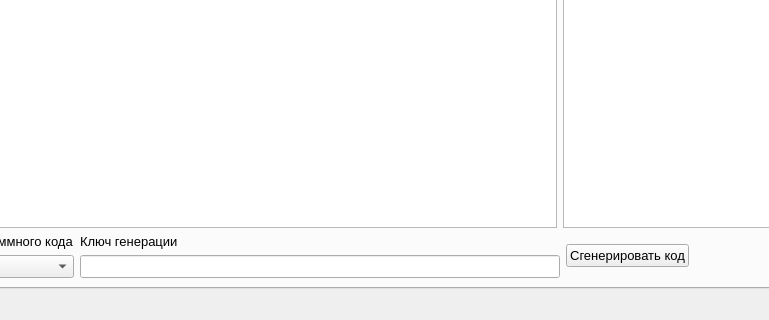
Above: mainwindow.ui from Nemilad/Fusion_Simulator before the change; both pictures show x 171 to 940 and y 401 to 721 of the 1462 by 721 pixel window. Below: the same form after it.
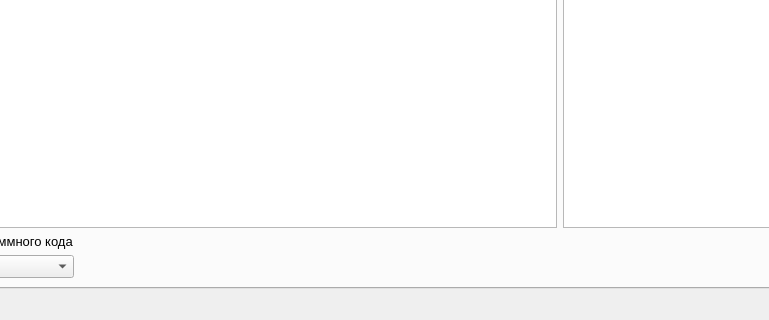
That is the form after the change. The open tabs and pages were chosen to show the change.

The edit to the form file:
```diff
--- a/mainwindow.ui
+++ b/mainwindow.ui
@@ -1348,25 +1348,7 @@
            </layout>
           </item>
           <item>
-           <layout class="QVBoxLayout" name="verticalLayout_5">
-            <item>
-             <widget class="QLabel" name="label_macro_seed">
-              <property name="text">
-               <string>Ключ генерации</string>
-              </property>
-             </widget>
-            </item>
-            <item>
-             <widget class="QLineEdit" name="lineEdit_macro_seed"/>
-            </item>
-           </layout>
-          </item>
-          <item>
-           <widget class="QPushButton" name="pushButton_macro_generate_code">
-            <property name="text">
-             <string>Сгенерировать код</string>
-            </property>
-           </widget>
+           <layout class="QVBoxLayout" name="verticalLayout_5"/>
           </item>
           <item>
            <spacer name="horizontalSpacer_3">
```
Left out of the diff: 2 changed lines with no effect on the pictures.
